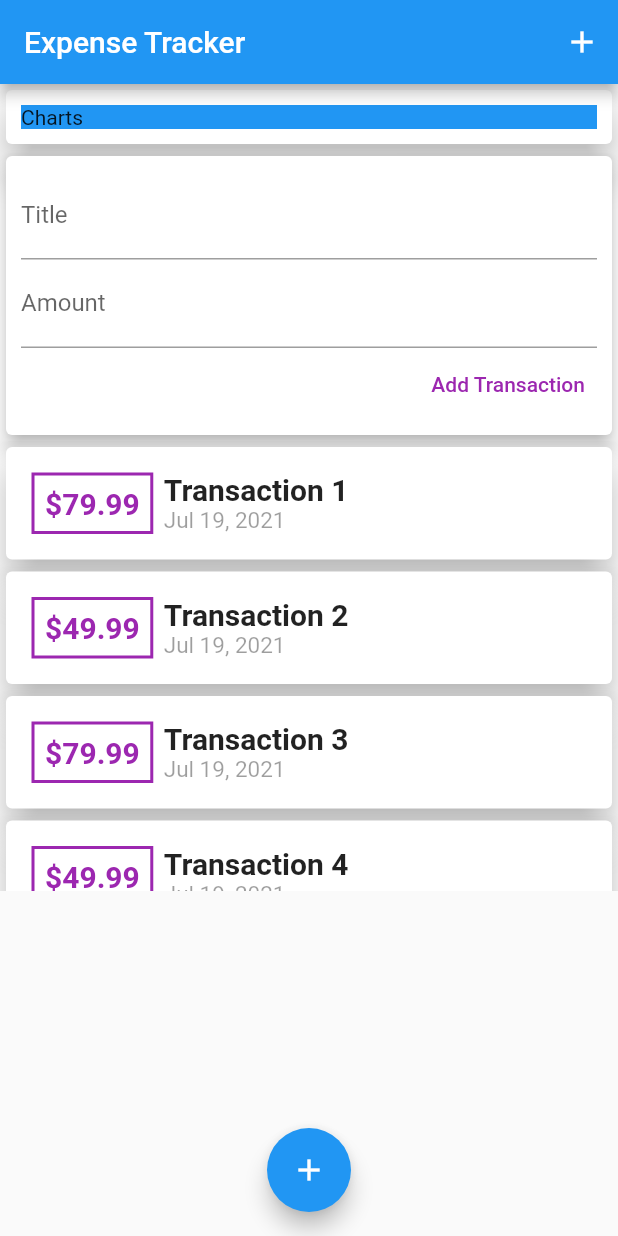
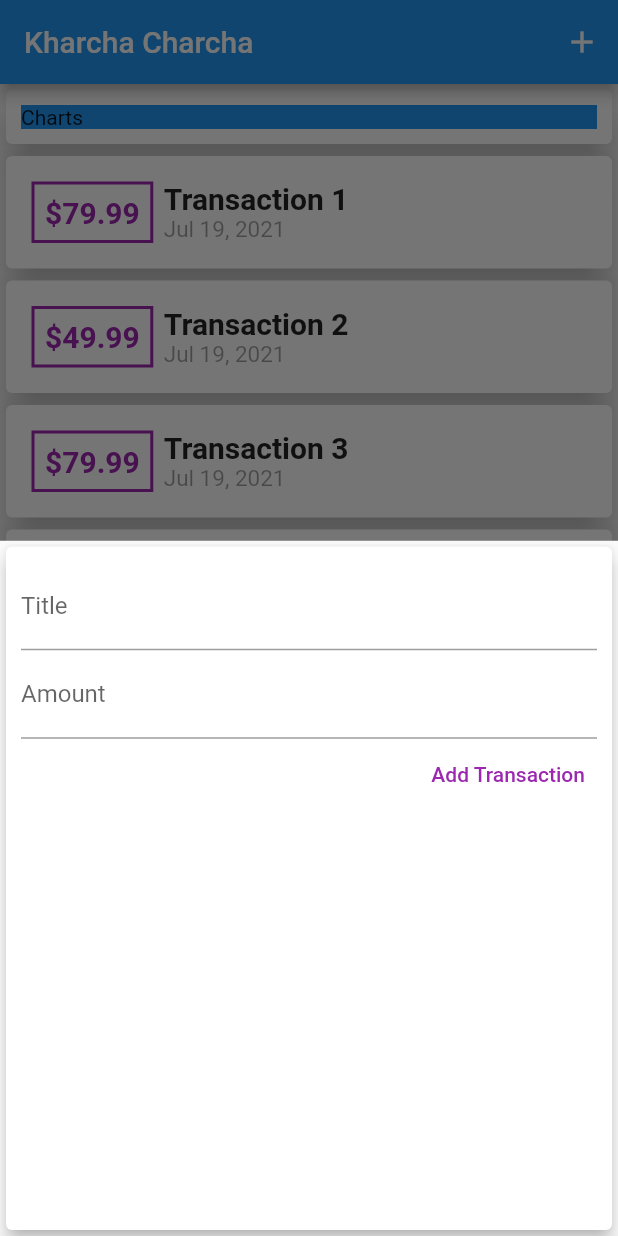
Before and after one commit to crew-guy/expense_planner, a Flutter app: the screen it shows after launch, after a tap on the "add" icon, on a phone screen of 412 x 824 dp. Run offline on Flutter 3.47's test engine with Material 2 defaults, Android fonts, the phone set to English and light mode, and no system bars.

```diff
--- a/lib/main.dart
+++ b/lib/main.dart
@@ -1,4 +1,6 @@
-import 'package:expense_planner/widgets/user_transactions.dart';
+import 'package:expense_planner/transaction.dart';
+import 'package:expense_planner/widgets/new_transaction.dart';
+import 'package:expense_planner/widgets/transaction_list.dart';
 import 'package:flutter/material.dart';
 
 void main() {
@@ -9,7 +11,7 @@ class MyApp extends StatelessWidget {
   @override
   Widget build(BuildContext context) {
     return MaterialApp(
-      title: 'Flutter Demo',
+      title: 'Expense Tracker',
       theme: ThemeData(
         primarySwatch: Colors.blue,
       ),
@@ -18,21 +20,110 @@ class MyApp extends StatelessWidget {
   }
 }
 
-class MyHomePage extends StatelessWidget {
+class MyHomePage extends StatefulWidget {
   // String? titleInput;
   // String? amountInput;
-  final titleController = TextEditingController();
-  final amountController = TextEditingController();
+  @override
+  _MyHomePageState createState() => _MyHomePageState();
+}
+
+class _MyHomePageState extends State<MyHomePage> {
+  final List<Transaction> _userTransactions = [
+    Transaction(
+      id: '1',
+      title: 'Transaction 1',
+      amount: 79.99,
+      date: DateTime.now(),
+    ),
+    Transaction(
+      id: '2',
+      title: 'Transaction 2',
+      amount: 49.99,
+      date: DateTime.now(),
+    ),
+    Transaction(
+      id: '3',
+      title: 'Transaction 3',
+      amount: 79.99,
+      date: DateTime.now(),
+    ),
+    Transaction(
+      id: '4',
+      title: 'Transaction 4',
+      amount: 49.99,
+      date: DateTime.now(),
+    ),
+    Transaction(
+      id: '5',
+      title: 'Transaction 5',
+      amount: 79.99,
+      date: DateTime.now(),
+    ),
+    Transaction(
+      id: '6',
+      title: 'Transaction 6',
+      amount: 49.99,
+      date: DateTime.now(),
+    ),
+    Transaction(
+      id: '7',
+      title: 'Transaction 7',
+      amount: 79.99,
+      date: DateTime.now(),
+    ),
+    Transaction(
+      id: '8',
+      title: 'Transaction 8',
+      amount: 49.99,
+      date: DateTime.now(),
+    ),
+    Transaction(
+      id: '9',
+      title: 'Transaction 9',
+      amount: 79.99,
+      date: DateTime.now(),
+    ),
+    Transaction(
+      id: '10',
+      title: 'Transaction 10',
+      amount: 49.99,
+      date: DateTime.now(),
+    ),
+  ];
+  void _addNewTransaction(String txTitle, double txAmount) {
+    final newTx = Transaction(
+      id: DateTime.now().toString(),
+      title: txTitle,
+      amount: txAmount,
+      date: DateTime.now(),
+    );
+    setState(() {
+      _userTransactions.add(newTx);
+    });
+  }
+
+  void _startAddNewTransaction(BuildContext ctx) {
+    showModalBottomSheet(
+      context: ctx,
+      builder: (_) {
+        return GestureDetector(
+          onTap: () {},
+          behavior: HitTestBehavior.opaque,
+          child: NewTransaction(_addNewTransaction),
+        );
+      },
+    );
+  }
 
   @override
   Widget build(BuildContext context) {
     return Scaffold(
       appBar: AppBar(
-        title: Text('Expense Tracker'),
+        title: Text('Kharcha Charcha'),
         actions: <Widget>[
           IconButton(
             icon: Icon(Icons.add),
-            onPressed: () {},
+            onPressed: () => _startAddNewTransaction(context),
           )
         ],
       ),
@@ -50,14 +141,18 @@ class MyHomePage extends StatelessWidget {
               ),
               elevation: 10,
             ),
-            UserTransactions(),
+            Column(
+              children: <Widget>[
+                TransactionList(this._userTransactions),
+              ],
+            ),
           ],
         ),
       ),
       floatingActionButtonLocation: FloatingActionButtonLocation.centerFloat,
       floatingActionButton: FloatingActionButton(
         child: Icon(Icons.add),
-        onPressed: () {},
+        onPressed: () => _startAddNewTransaction(context),
       ),
     );
   }
```
Also changed, not shown: lib/widgets/user_transactions.dart (+5 -4 lines).
